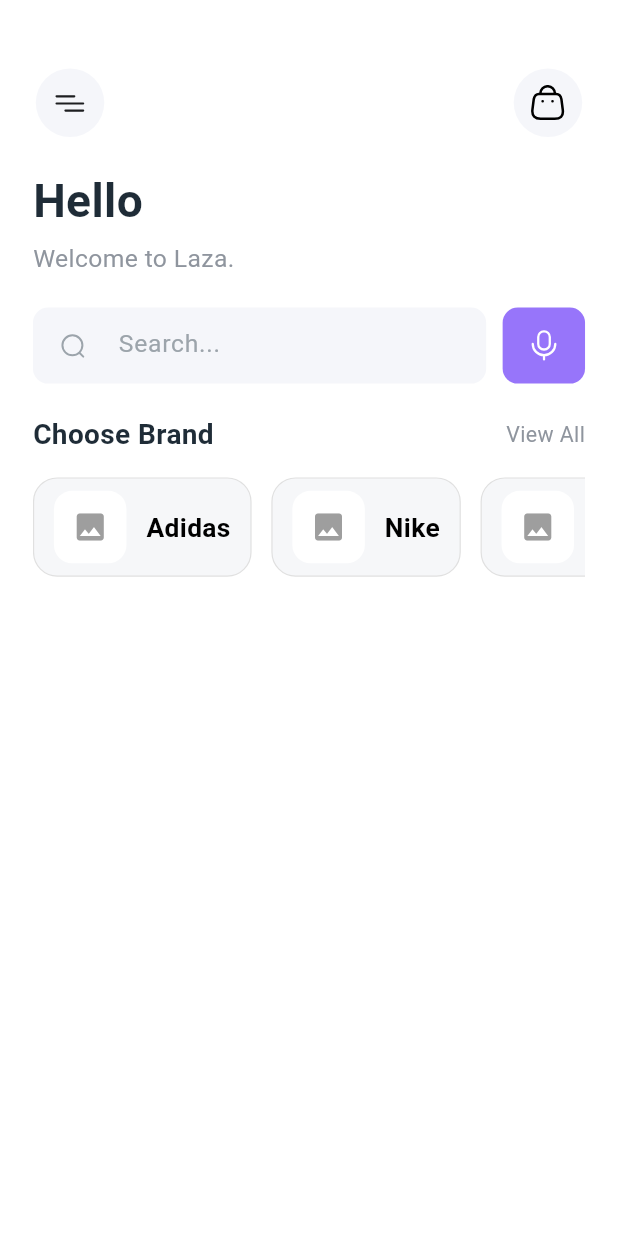
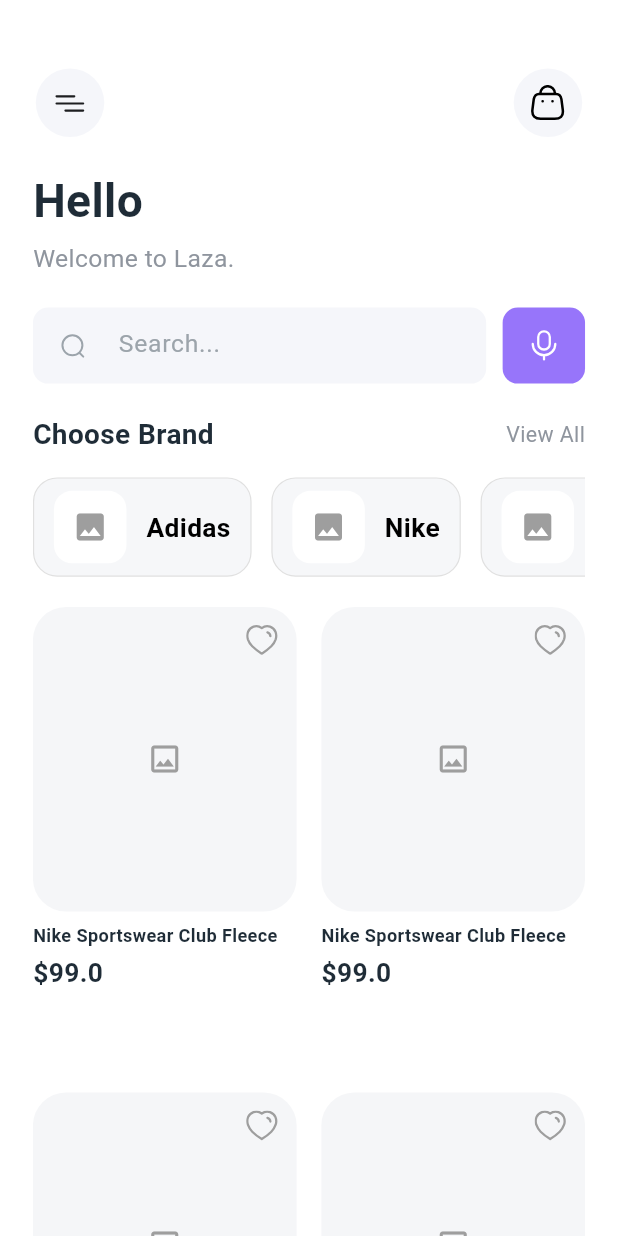
Before and after one commit to omar-alhallaq1/laza_ecommerce_app, a Flutter app: the HomeScreen screen opened directly, on a phone screen of 412 x 824 dp. Run offline on Flutter 3.47's test engine with Material 3 defaults, Android fonts, the light colour scheme and no system bars; our stand-ins replace cached_network_image, flutter_screenutil, flutter_svg, gap, go_router, google_fonts and 2 more.

Commit message:
feat: Add ProductCard widget and integrate it into HomeScreen layout

```diff
--- a/lib/core/features/home_screen/home_screen.dart
+++ b/lib/core/features/home_screen/home_screen.dart
@@ -4,6 +4,7 @@ import 'package:flutter_svg/flutter_svg.dart';
 import 'package:gap/gap.dart';
 import 'package:laza_ecommerce_app/core/features/home_screen/widgets/brand_card.dart';
 import 'package:laza_ecommerce_app/core/features/home_screen/widgets/custom_icon_button.dart';
+import 'package:laza_ecommerce_app/core/features/home_screen/widgets/product_item_card.dart';
 import 'package:laza_ecommerce_app/core/styling/app_assets.dart';
 import 'package:laza_ecommerce_app/core/styling/app_colors.dart';
 import 'package:laza_ecommerce_app/core/styling/app_styles.dart';
@@ -152,6 +153,25 @@ class _HomeScreenState extends State<HomeScreen> {
                 ],
               ),
             ),
+            Gap(20.h),
+            Expanded(
+              child: GridView.builder(
+                itemCount: 10,
+                gridDelegate: SliverGridDelegateWithFixedCrossAxisCount(
+                  crossAxisCount: 2,
+                  crossAxisSpacing: 15.w,
+                  mainAxisSpacing: 15.h,
+                  childAspectRatio: 0.57,
+                ),
+                itemBuilder: (context, index) {
+                  return ProductCard(
+                    imageUrl: '',
+                    title: 'Nike Sportswear Club Fleece ',
+                    price: 99,
+                  );
+                },
+              ),
+            ),
           ],
         ),
       ),
--- /dev/null
+++ b/lib/core/features/home_screen/widgets/product_item_card.dart
@@ -0,0 +1,77 @@
+import 'package:flutter/material.dart';
+import 'package:flutter_screenutil/flutter_screenutil.dart';
+import 'package:flutter_svg/flutter_svg.dart';
+import 'package:gap/gap.dart';
+import 'package:laza_ecommerce_app/core/styling/app_assets.dart';
+import 'package:laza_ecommerce_app/core/styling/app_styles.dart';
+
+class ProductCard extends StatelessWidget {
+  final String imageUrl;
+  final String title;
+  final double price;
+  final VoidCallback? onFavoriteTap;
+
+  const ProductCard({
+    super.key,
+    required this.imageUrl,
+    required this.title,
+
+    required this.price,
+    this.onFavoriteTap,
+  });
+
+  @override
+  Widget build(BuildContext context) {
+    return Column(
+      crossAxisAlignment: CrossAxisAlignment.start,
+      children: [
+        Stack(
+          children: [
+            Container(
+              height: 200.h,
+              decoration: BoxDecoration(
+                color: const Color(0xFFF5F6F8),
+                borderRadius: BorderRadius.circular(20.w),
+              ),
+              child: Center(
+                child: SizedBox(
+                  width: 160.w,
+                  height: 203.h,
+                  child: Icon(Icons.image_outlined, color: Colors.grey),
+                ),
+              ),
+            ),
+            Positioned(
+              top: 12,
+              right: 12,
+              child: GestureDetector(
+                onTap: onFavoriteTap,
+                child: SvgPicture.asset(
+                  AppAssets.heartsvg,
+                  width: 20.w,
+                  height: 20.h,
+                  colorFilter: ColorFilter.mode(Colors.grey, BlendMode.srcIn),
+                ),
+              ),
+            ),
+          ],
+        ),
+        Gap(8.h),
+        Text(
+          title,
+          maxLines: 2,
+          overflow: TextOverflow.ellipsis, // لقص النص بـ ... إذا كان طويلاً
+          style: AppStyles.black28boldstyle.copyWith(
+            fontSize: 11.sp,
+            height: 1.3,
+          ),
+        ),
+        Gap(4.h),
+        Text(
+          '\$$price',
+          style: AppStyles.black28boldstyle.copyWith(fontSize: 16.sp),
+        ),
+      ],
+    );
+  }
+}
```
